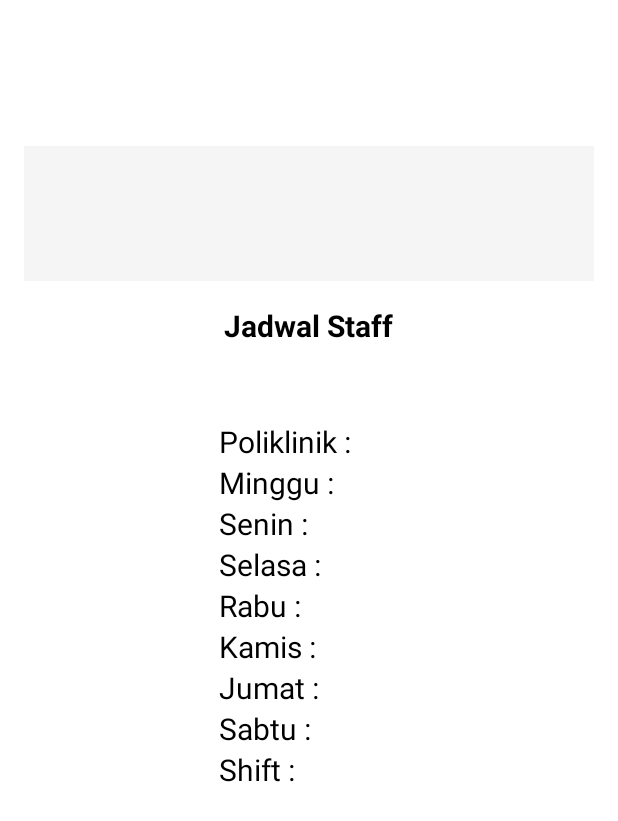
After one commit to AndRaditya/UTS_PBP_A_Kelompok_3, an Android app: the layout jadwal_layanan.xml on its own in the app's theme, with its tools: preview values and no code run, on a phone screen of 412 x 824 dp. The commit adds this screen. Shown: the top 821 px of the screen. Run offline under Robolectric (Android 15) with nearby library versions, the phone set to English and light mode, and no system bars.

Commit message:
XML Arya

```diff
--- a/app/src/main/AndroidManifest.xml
+++ b/app/src/main/AndroidManifest.xml
@@ -1,6 +1,10 @@
 <?xml version="1.0" encoding="utf-8"?>
 <manifest xmlns:android="http://schemas.android.com/apk/res/android"
     package="com.example.project_uts_pbp">
+
+    <uses-permission android:name="android.permission.ACCESS_FINE_LOCATION"/>
+    <uses-permission android:name="android.permission.ACCESS_COARSE_LOCATION"/>
+    <uses-permission android:name="android.permission.INTERNET"/>
 
     <application
         android:allowBackup="true"
--- /dev/null
+++ b/app/src/main/res/layout/jadwal_layanan.xml
@@ -0,0 +1,191 @@
+<?xml version="1.0" encoding="utf-8"?>
+<androidx.constraintlayout.widget.ConstraintLayout
+    xmlns:android="http://schemas.android.com/apk/res/android"
+    xmlns:app="http://schemas.android.com/apk/res-auto"
+    xmlns:tools="http://schemas.android.com/tools"
+    android:layout_width="match_parent"
+    android:layout_height="match_parent"
+    tools:context=".JadwalLayanan">
+
+    <LinearLayout
+        android:layout_width="match_parent"
+        android:layout_height="match_parent"
+        android:orientation="vertical"
+        android:padding="16dp"
+        android:layout_marginTop="-200dp"
+        android:gravity="center">
+
+        <TextView
+            android:layout_width="400dp"
+            android:layout_height="90dp"
+            android:background="#F5F5F5"
+            android:textColor="@color/black"
+            android:gravity="center"
+            android:textSize="24dp"
+            android:textStyle="bold"
+            android:id="@+id/namaDokterJadwalLayanan"/>
+
+        <TextView
+            android:layout_width="wrap_content"
+            android:layout_height="wrap_content"
+            android:text="Jadwal Staff"
+            android:gravity="center"
+            android:textStyle="bold"
+            android:textSize="20dp"
+            android:layout_marginTop="16dp"
+            android:textColor="@color/black"/>
+
+        <LinearLayout
+            android:layout_width="wrap_content"
+            android:layout_height="wrap_content"
+            android:orientation="horizontal"
+            android:layout_marginTop="50dp"
+            android:gravity="center">
+
+            <LinearLayout
+                android:layout_width="wrap_content"
+                android:layout_height="wrap_content"
+                android:orientation="vertical"
+                android:layout_marginRight="16dp"
+                android:layout_weight="1">
+
+                <TextView
+                    android:layout_width="wrap_content"
+                    android:layout_height="wrap_content"
+                    android:textSize="20dp"
+                    android:textColor="@color/black"
+                    android:text="Poliklinik :"/>
+
+                <TextView
+                    android:layout_width="wrap_content"
+                    android:layout_height="wrap_content"
+                    android:textSize="20dp"
+                    android:textColor="@color/black"
+                    android:text="Minggu :"/>
+
+                <TextView
+                    android:layout_width="wrap_content"
+                    android:layout_height="wrap_content"
+                    android:textSize="20dp"
+                    android:textColor="@color/black"
+                    android:text="Senin :"/>
+
+                <TextView
+                    android:layout_width="wrap_content"
+                    android:layout_height="wrap_content"
+                    android:textSize="20dp"
+                    android:textColor="@color/black"
+                    android:text="Selasa :"/>
+
+
+                <TextView
+                    android:layout_width="wrap_content"
+                    android:layout_height="wrap_content"
+                    android:textSize="20dp"
+                    android:textColor="@color/black"
+                    android:text="Rabu :"/>
+
+                <TextView
+                    android:layout_width="wrap_content"
+                    android:layout_height="wrap_content"
+                    android:textSize="20dp"
+                    android:textColor="@color/black"
+                    android:text="Kamis :"/>
+
+                <TextView
+                    android:layout_width="wrap_content"
+                    android:layout_height="wrap_content"
+                    android:textSize="20dp"
+                    android:textColor="@color/black"
+                    android:text="Jumat :"/>
+
+                <TextView
+                    android:layout_width="wrap_content"
+                    android:layout_height="wrap_content"
+                    android:textSize="20dp"
+                    android:textColor="@color/black"
+                    android:text="Sabtu :"/>
+
+                <TextView
+                    android:layout_width="wrap_content"
+                    android:layout_height="wrap_content"
+                    android:textSize="20dp"
+                    android:textColor="@color/black"
+                    android:text="Shift :"/>
+            </LinearLayout>
+
+            <LinearLayout
+                android:layout_width="wrap_content"
+                android:layout_height="wrap_content"
+                android:orientation="vertical"
+                android:layout_marginLeft="16dp"
+                android:layout_weight="1">
+
+                <TextView
+                    android:layout_width="wrap_content"
+                    android:layout_height="wrap_content"
+                    android:textSize="20dp"
+                    android:textColor="@color/black"
+                    android:id="@+id/jadwalLayananAnakPoliklinik"/>
+
+                <TextView
+                    android:layout_width="wrap_content"
+                    android:layout_height="wrap_content"
+                    android:textSize="20dp"
+                    android:textColor="@color/black"
+                    android:id="@+id/jadwalLayananAnakMinggu"/>
+
+                <TextView
+                    android:layout_width="wrap_content"
+                    android:layout_height="wrap_content"
+                    android:textSize="20dp"
+                    android:textColor="@color/black"
+                    android:id="@+id/jadwalLayananAnakSenin"/>
+
+                <TextView
+                    android:layout_width="wrap_content"
+                    android:layout_height="wrap_content"
+                    android:textSize="20dp"
+                    android:textColor="@color/black"
+                    android:id="@+id/jadwalLayananAnakSelasa"/>
+
+
+                <TextView
+                    android:layout_width="wrap_content"
+                    android:layout_height="wrap_content"
+                    android:textSize="20dp"
+                    android:textColor="@color/black"
+                    android:id="@+id/jadwalLayananAnakRabu"/>
+
+                <TextView
+                    android:layout_width="wrap_content"
+                    android:layout_height="wrap_content"
+                    android:textSize="20dp"
+                    android:textColor="@color/black"
+                    android:id="@+id/jadwalLayananAnakKamis"/>
+
+                <TextView
+                    android:layout_width="wrap_content"
+                    android:layout_height="wrap_content"
+                    android:textSize="20dp"
+                    android:textColor="@color/black"
+                    android:id="@+id/jadwalLayananAnakJumat"/>
+
+                <TextView
+                    android:layout_width="wrap_content"
+                    android:layout_height="wrap_content"
+                    android:textSize="20dp"
+                    android:textColor="@color/black"
+                    android:id="@+id/jadwalLayananAnakSabtu"/>
+
+                <TextView
+                    android:layout_width="wrap_content"
+                    android:layout_height="wrap_content"
+                    android:textSize="20dp"
+                    android:textColor="@color/black"
+                    android:id="@+id/jadwalLayananAnakShift"/>
+            </LinearLayout>
+        </LinearLayout>
+    </LinearLayout>
+
+</androidx.constraintlayout.widget.ConstraintLayout>
--- a/app/src/main/res/values/strings.xml
+++ b/app/src/main/res/values/strings.xml
@@ -1,3 +1,6 @@
 <resources>
     <string name="app_name">Project_UTS_PBP</string>
+    <string name="anak">Anak</string>
+    <string name="mata">Mata</string>
+    <string name="noor_hidayati_dr_sp_a">Noor Hidayati, DR, Sp. A</string>
 </resources>
```
Also changed, not shown: app/build.gradle (+10 -1 lines), app/src/main/res/layout/emergency_geolocation.xml (added, +18 -0 lines), app/src/main/res/layout/jadwal_anda.xml (added, +105 -0 lines), app/src/main/res/layout/jadwal_layanan_utama.xml (added, +40 -0 lines), app/src/main/res/layout/layout_emergency.xml (added, +110 -0 lines), build.gradle (+11 -0 lines), app/src/main/res/drawable/warning.png (added), 1 other file.
